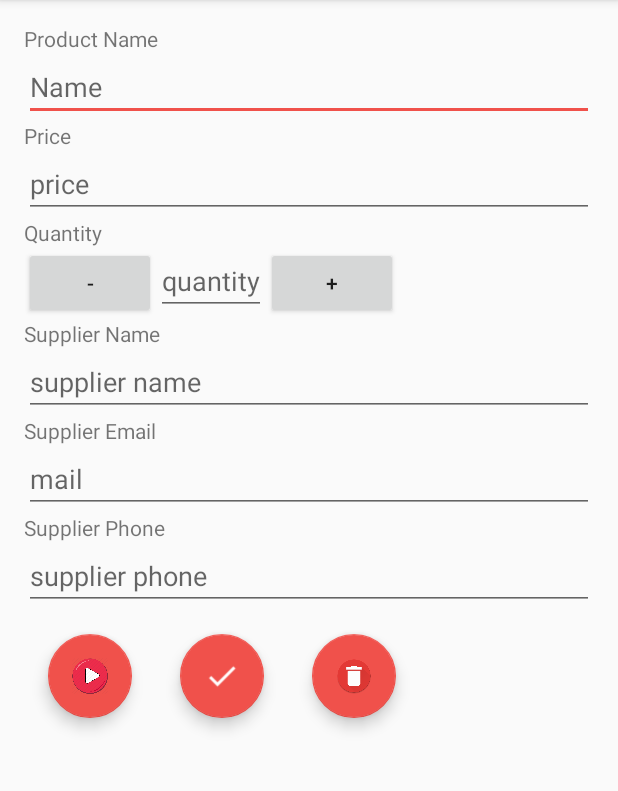
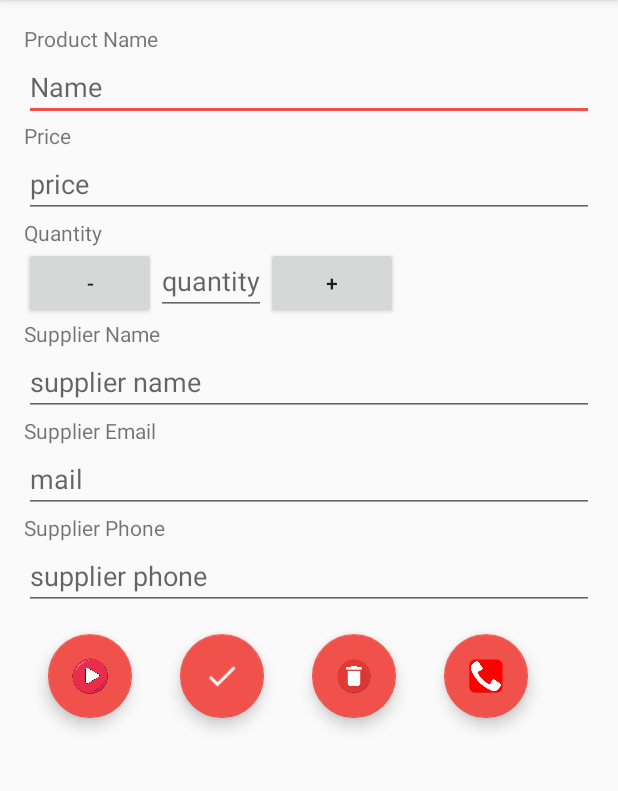
Before and after one commit to ShaimaaDerbaz/InventoryApp, an Android app: the screen it shows after launch (DetailsActivity), after a tap on an icon or button, on a phone screen of 412 x 824 dp, the part 84-875 px from its top. Run offline under Robolectric (Android 15) with nearby library versions, the phone set to English and light mode, and no system bars; 1 statement that could not run was skipped.

Commit message:
contact suppliers

```diff
--- a/app/src/main/java/com/example/shaimaaderbaz/inventory/activities/MainActivity.java
+++ b/app/src/main/java/com/example/shaimaaderbaz/inventory/activities/MainActivity.java
@@ -14,6 +14,7 @@ import android.widget.AbsListView;
 import android.widget.AdapterView;
 import android.widget.ImageView;
 import android.widget.ListView;
+import android.widget.TextView;
 import android.widget.Toast;
 
 import com.example.shaimaaderbaz.inventory.R;
@@ -109,9 +110,15 @@ public class MainActivity extends AppCompatActivity {
                 ProductContract.ProductEntry.COLUMN_SUPPLIER_NAME};
 
         Cursor cursor = getContentResolver().query(ProductContract.ProductEntry.CONTENT_URI, projection, null, null,null);
-
-        mAdapter = new ProductAdapter(MainActivity.this, cursor);
-        listView.setAdapter(mAdapter);
+       if(cursor.getCount()!=0) {
+           mAdapter = new ProductAdapter(MainActivity.this, cursor);
+           listView.setAdapter(mAdapter);
+       }
+        else
+       {
+           TextView textVisable=(TextView)findViewById(R.id.text_visiable);
+           textVisable.setVisibility(View.VISIBLE);
+       }
         listView.setOnItemClickListener(new AdapterView.OnItemClickListener() {
             public void onItemClick(AdapterView<?> parent, View view, int position, long id) {
                 final long  currentId=id;
--- a/app/src/main/res/layout/activity_details.xml
+++ b/app/src/main/res/layout/activity_details.xml
@@ -162,5 +162,13 @@
             android:layout_alignParentLeft="true"
             android:layout_margin="@dimen/fab_margin"
             android:src="@drawable/ic_delete_all"/>
+        <android.support.design.widget.FloatingActionButton
+            android:id="@+id/fabContatctSupplier"
+            android:layout_width="wrap_content"
+            android:layout_height="wrap_content"
+            android:layout_alignParentBottom="true"
+            android:layout_alignParentLeft="true"
+            android:layout_margin="@dimen/fab_margin"
+            android:src="@drawable/ic_contact_sub"/>
     </LinearLayout>
 </LinearLayout>
```
Also changed, not shown: app/src/main/java/com/example/shaimaaderbaz/inventory/activities/DetailsActivity.java (+18 -0 lines), app/src/main/res/layout/activity_main.xml (+6 -1 lines), app/src/main/res/drawable/ic_contact_sub.png (added).
